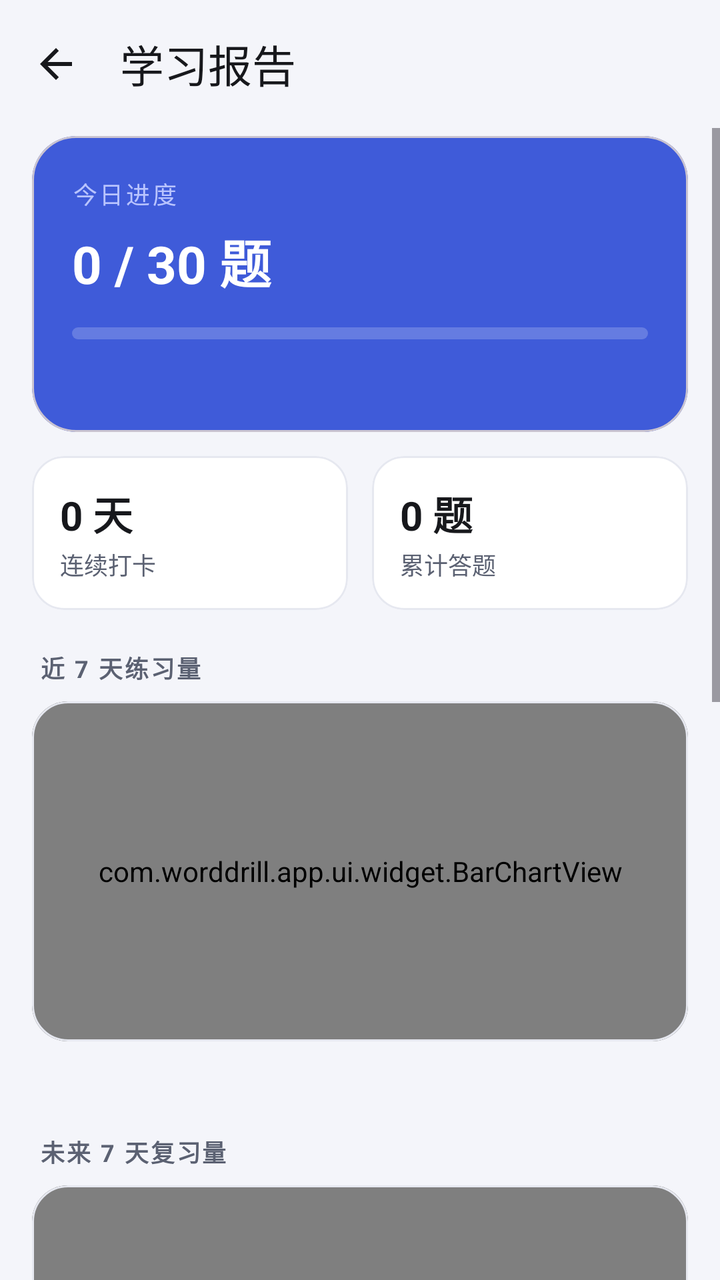
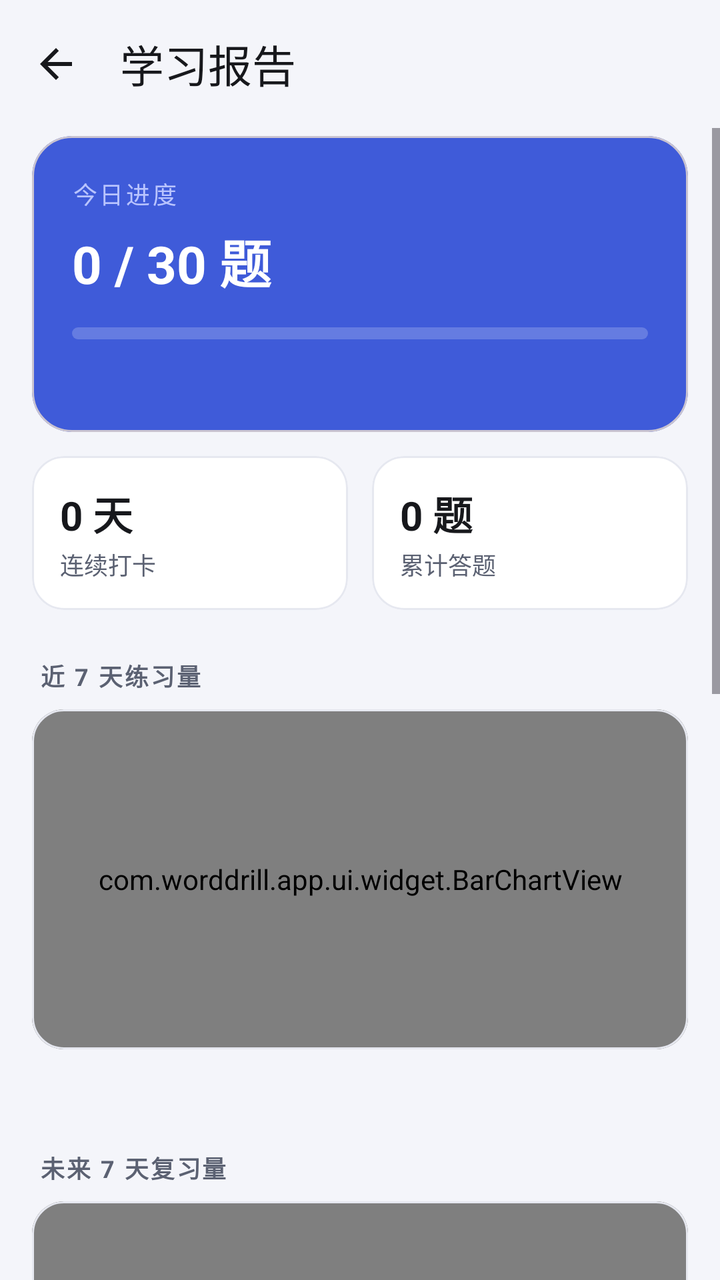

Screens rendered from an Android XML layout before and after an edit, with the pre-edit source and the edit as a unified diff.
<!-- AndroidManifest.xml: application theme Theme.WordDrill -->
<!-- res/layout/activity_report.xml -->
<?xml version="1.0" encoding="utf-8"?>
<LinearLayout xmlns:android="http://schemas.android.com/apk/res/android"
    xmlns:app="http://schemas.android.com/apk/res-auto"
    android:id="@+id/root"
    android:layout_width="match_parent"
    android:layout_height="match_parent"
    android:background="@color/bg"
    android:orientation="vertical">

    <com.google.android.material.appbar.MaterialToolbar
        android:id="@+id/toolbar"
        style="@style/Toolbar.WordDrill"
        android:layout_width="match_parent"
        android:layout_height="?attr/actionBarSize"
        app:navigationIcon="@drawable/ic_arrow_back"
        app:title="@string/title_report" />

    <ScrollView
        android:layout_width="match_parent"
        android:layout_height="0dp"
        android:layout_weight="1"
        android:fillViewport="true">

        <LinearLayout
            android:layout_width="match_parent"
            android:layout_height="wrap_content"
            android:orientation="vertical"
            android:paddingStart="16dp"
            android:paddingTop="4dp"
            android:paddingEnd="16dp"
            android:paddingBottom="24dp">

            <com.google.android.material.card.MaterialCardView
                android:layout_width="match_parent"
                android:layout_height="wrap_content"
                app:cardBackgroundColor="@color/brand"
                app:cardCornerRadius="22dp"
                app:cardElevation="0dp">

                <LinearLayout
                    android:layout_width="match_parent"
                    android:layout_height="wrap_content"
                    android:orientation="vertical"
                    android:padding="20dp">

                    <TextView
                        android:layout_width="wrap_content"
                        android:layout_height="wrap_content"
                        android:letterSpacing="0.1"
                        android:text="@string/report_today"
                        android:textColor="#B9C4FF"
                        android:textSize="12sp" />

                    <TextView
                        android:id="@+id/tvToday"
                        style="@style/Text.Hero"
                        android:layout_width="wrap_content"
                        android:layout_height="wrap_content"
                        android:layout_marginTop="6dp"
                        android:text="0 / 30 题" />

                    <com.google.android.material.progressindicator.LinearProgressIndicator
                        android:id="@+id/pbToday"
                        android:layout_width="match_parent"
                        android:layout_height="wrap_content"
                        android:layout_marginTop="14dp"
                        app:indicatorColor="@color/white"
                        app:trackColor="#33FFFFFF"
                        app:trackCornerRadius="3dp"
                        app:trackStopIndicatorSize="0dp"
                        app:trackThickness="6dp" />

                    <TextView
                        android:id="@+id/tvTodaySub"
                        android:layout_width="wrap_content"
                        android:layout_height="wrap_content"
                        android:layout_marginTop="10dp"
                        android:textColor="#B9C4FF"
                        android:textSize="12sp" />
                </LinearLayout>
            </com.google.android.material.card.MaterialCardView>

            <LinearLayout
                android:layout_width="match_parent"
                android:layout_height="wrap_content"
                android:layout_marginTop="12dp"
                android:baselineAligned="false"
                android:orientation="horizontal">

                <com.google.android.material.card.MaterialCardView
                    android:layout_width="0dp"
                    android:layout_height="wrap_content"
                    android:layout_marginEnd="6dp"
                    android:layout_weight="1"
                    app:cardBackgroundColor="@color/surface"
                    app:cardCornerRadius="16dp"
                    app:cardElevation="0dp"
                    app:strokeColor="@color/divider"
                    app:strokeWidth="1dp">

                    <LinearLayout
                        android:layout_width="match_parent"
                        android:layout_height="wrap_content"
                        android:orientation="vertical"
                        android:padding="14dp">

                        <TextView
                            android:id="@+id/tvStreak"
                            android:layout_width="wrap_content"
                            android:layout_height="wrap_content"
                            android:text="0 天"
                            android:textColor="@color/text_primary"
                            android:textSize="20sp"
                            android:textStyle="bold" />

                        <TextView
                            android:layout_width="wrap_content"
                            android:layout_height="wrap_content"
                            android:layout_marginTop="2dp"
                            android:text="@string/report_streak"
                            android:textColor="@color/text_secondary"
                            android:textSize="12sp" />
                    </LinearLayout>
                </com.google.android.material.card.MaterialCardView>

                <com.google.android.material.card.MaterialCardView
                    android:layout_width="0dp"
                    android:layout_height="wrap_content"
                    android:layout_marginStart="6dp"
                    android:layout_weight="1"
                    app:cardBackgroundColor="@color/surface"
                    app:cardCornerRadius="16dp"
                    app:cardElevation="0dp"
                    app:strokeColor="@color/divider"
                    app:strokeWidth="1dp">

                    <LinearLayout
                        android:layout_width="match_parent"
                        android:layout_height="wrap_content"
                        android:orientation="vertical"
                        android:padding="14dp">

                        <TextView
                            android:id="@+id/tvTotal"
                            android:layout_width="wrap_content"
                            android:layout_height="wrap_content"
                            android:text="0 题"
                            android:textColor="@color/text_primary"
                            android:textSize="20sp"
                            android:textStyle="bold" />

                        <TextView
                            android:layout_width="wrap_content"
                            android:layout_height="wrap_content"
                            android:layout_marginTop="2dp"
                            android:text="@string/report_total"
                            android:textColor="@color/text_secondary"
                            android:textSize="12sp" />
                    </LinearLayout>
                </com.google.android.material.card.MaterialCardView>
            </LinearLayout>

            <TextView
                style="@style/Text.SectionLabel"
                android:layout_width="wrap_content"
                android:layout_height="wrap_content"
                android:layout_marginTop="20dp"
                android:layout_marginStart="4dp"
                android:text="@string/report_week" />

            <com.google.android.material.card.MaterialCardView
                android:layout_width="match_parent"
                android:layout_height="wrap_content"
                android:layout_marginTop="8dp"
                app:cardBackgroundColor="@color/surface"
                app:cardCornerRadius="18dp"
                app:cardElevation="0dp"
                app:strokeColor="@color/divider"
                app:strokeWidth="1dp">

                <com.worddrill.app.ui.widget.BarChartView
                    android:id="@+id/chart"
                    android:layout_width="match_parent"
                    android:layout_height="170dp"
                    android:paddingStart="12dp"
                    android:paddingTop="8dp"
                    android:paddingEnd="12dp"
                    android:paddingBottom="8dp" />
            </com.google.android.material.card.MaterialCardView>

            <TextView
                android:id="@+id/tvAccuracy"
                android:layout_width="match_parent"
                android:layout_height="wrap_content"
                android:layout_marginTop="10dp"
                android:textColor="@color/text_secondary"
                android:textSize="12sp" />

            <TextView
                style="@style/Text.SectionLabel"
                android:layout_width="wrap_content"
                android:layout_height="wrap_content"
                android:layout_marginTop="20dp"
                android:layout_marginStart="4dp"
                android:text="@string/report_forecast" />

            <com.google.android.material.card.MaterialCardView
                android:layout_width="match_parent"
                android:layout_height="wrap_content"
                android:layout_marginTop="8dp"
                app:cardBackgroundColor="@color/surface"
                app:cardCornerRadius="18dp"
                app:cardElevation="0dp"
                app:strokeColor="@color/divider"
                app:strokeWidth="1dp">

                <LinearLayout
                    android:layout_width="match_parent"
                    android:layout_height="wrap_content"
                    android:orientation="vertical">

                    <com.worddrill.app.ui.widget.BarChartView
                        android:id="@+id/chartForecast"
                        android:layout_width="match_parent"
                        android:layout_height="150dp"
                        android:paddingStart="12dp"
                        android:paddingTop="8dp"
                        android:paddingEnd="12dp"
                        android:paddingBottom="8dp" />

                    <TextView
                        android:id="@+id/tvForecast"
                        android:layout_width="match_parent"
                        android:layout_height="wrap_content"
                        android:paddingStart="16dp"
                        android:paddingEnd="16dp"
                        android:paddingBottom="14dp"
                        android:textColor="@color/text_hint"
                        android:textSize="12sp" />
                </LinearLayout>
            </com.google.android.material.card.MaterialCardView>

            <TextView
                style="@style/Text.SectionLabel"
                android:layout_width="wrap_content"
                android:layout_height="wrap_content"
                android:layout_marginTop="20dp"
                android:layout_marginStart="4dp"
                android:text="@string/report_mastery" />

            <com.google.android.material.card.MaterialCardView
                android:layout_width="match_parent"
                android:layout_height="wrap_content"
                android:layout_marginTop="8dp"
                app:cardBackgroundColor="@color/surface"
                app:cardCornerRadius="18dp"
                app:cardElevation="0dp"
                app:strokeColor="@color/divider"
                app:strokeWidth="1dp">

                <LinearLayout
                    android:layout_width="match_parent"
                    android:layout_height="wrap_content"
                    android:orientation="vertical"
                    android:padding="16dp">

                    <TextView
                        android:id="@+id/tvMasteryTitle"
                        android:layout_width="match_parent"
                        android:layout_height="wrap_content"
                        android:textColor="@color/text_primary"
                        android:textSize="15sp"
                        android:textStyle="bold" />

                    <com.google.android.material.progressindicator.LinearProgressIndicator
                        android:id="@+id/pbMastery"
                        android:layout_width="match_parent"
                        android:layout_height="wrap_content"
                        android:layout_marginTop="12dp"
                        android:max="100"
                        app:trackCornerRadius="4dp"
                        app:trackStopIndicatorSize="0dp"
                        app:trackThickness="10dp" />

                    <TextView
                        android:id="@+id/tvMasteryDetail"
                        android:layout_width="match_parent"
                        android:layout_height="wrap_content"
                        android:layout_marginTop="12dp"
                        android:lineSpacingExtra="3dp"
                        android:textColor="@color/text_secondary"
                        android:textSize="12sp" />
                </LinearLayout>
            </com.google.android.material.card.MaterialCardView>

            <TextView
                style="@style/Text.SectionLabel"
                android:layout_width="wrap_content"
                android:layout_height="wrap_content"
                android:layout_marginTop="20dp"
                android:layout_marginStart="4dp"
                android:text="@string/report_top_wrong" />

            <com.google.android.material.card.MaterialCardView
                android:layout_width="match_parent"
                android:layout_height="wrap_content"
                android:layout_marginTop="8dp"
                app:cardBackgroundColor="@color/surface"
                app:cardCornerRadius="18dp"
                app:cardElevation="0dp"
                app:strokeColor="@color/divider"
                app:strokeWidth="1dp">

                <TextView
                    android:id="@+id/tvTopWrong"
                    android:layout_width="match_parent"
                    android:layout_height="wrap_content"
                    android:lineSpacingExtra="4dp"
                    android:padding="16dp"
                    android:textColor="@color/text_primary"
                    android:textSize="13sp" />
            </com.google.android.material.card.MaterialCardView>

            <com.google.android.material.button.MaterialButton
                android:id="@+id/btnGoal"
                style="@style/Widget.Material3.Button.OutlinedButton"
                android:layout_width="match_parent"
                android:layout_height="52dp"
                android:layout_marginTop="20dp"
                android:text="@string/action_set_goal"
                app:cornerRadius="14dp" />

            <com.google.android.material.materialswitch.MaterialSwitch
                android:id="@+id/swTts"
                android:layout_width="match_parent"
                android:layout_height="wrap_content"
                android:layout_marginTop="12dp"
                android:minHeight="48dp"
                android:text="@string/setting_tts"
                android:textSize="14sp" />

            <com.google.android.material.button.MaterialButton
                android:id="@+id/btnTestTts"
                style="@style/Widget.Material3.Button.TextButton"
                android:layout_width="match_parent"
                android:layout_height="wrap_content"
                android:text="@string/action_test_tts" />
        </LinearLayout>
    </ScrollView>
</LinearLayout>
<!-- resources referenced by this layout -->
<resources>
  <color name="bg">#F4F5FA</color>
  <color name="brand">#3F5BD9</color>
  <color name="divider">#E6E8F0</color>
  <color name="surface">#FFFFFF</color>
  <color name="text_hint">#9AA0B0</color>
  <color name="text_primary">#17181C</color>
  <color name="text_secondary">#5B6172</color>
  <color name="white">#FFFFFF</color>
  <!-- drawable ic_arrow_back (drawable) -->
  <?xml version="1.0" encoding="utf-8"?>
  <vector xmlns:android="http://schemas.android.com/apk/res/android"
      android:width="24dp"
      android:height="24dp"
      android:viewportWidth="24"
      android:viewportHeight="24">
      <path
          android:fillColor="#FFFFFF"
          android:pathData="M20,11H7.83l5.59,-5.59L12,4l-8,8 8,8 1.41,-1.41L7.83,13H20v-2z" />
  </vector>
  <string name="action_set_goal">设置每日目标</string>
  <string name="action_test_tts">测试发音</string>
  <string name="report_forecast">未来 7 天复习量</string>
  <string name="report_mastery">掌握度</string>
  <string name="report_streak">连续打卡</string>
  <string name="report_today">今日进度</string>
  <string name="report_top_wrong">最该复习的词</string>
  <string name="report_total">累计答题</string>
  <string name="report_week">近 7 天练习量</string>
  <string name="setting_tts">练习时自动发音</string>
  <string name="title_report">学习报告</string>
  <style name="Text.Hero" parent="">
          <item name="android:textSize">26sp</item>
          <item name="android:textColor">@color/white</item>
          <item name="android:textStyle">bold</item>
      </style>
  <style name="Text.SectionLabel" parent="">
          <item name="android:textSize">12sp</item>
          <item name="android:textColor">@color/text_secondary</item>
          <item name="android:letterSpacing">0.08</item>
          <item name="android:textStyle">bold</item>
      </style>
  <style name="Toolbar.WordDrill" parent="Widget.Material3.Toolbar">
          <item name="android:background">@color/bg</item>
          <item name="titleTextColor">@color/text_primary</item>
          <item name="subtitleTextColor">@color/text_secondary</item>
          <item name="navigationIconTint">@color/text_primary</item>
      </style>
  <style name="Theme.WordDrill" parent="Theme.Material3.DayNight.NoActionBar">
          <item name="colorPrimary">@color/brand</item>
          <item name="colorOnPrimary">@color/white</item>
          <item name="colorPrimaryContainer">@color/brand_container</item>
          <item name="colorOnPrimaryContainer">@color/brand_dark</item>
          <item name="colorSecondary">@color/accent</item>
          <item name="colorSurface">@color/surface</item>
          <item name="android:colorBackground">@color/bg</item>
          <item name="android:windowBackground">@color/bg</item>
          <item name="android:statusBarColor">@color/bg</item>
          <item name="android:navigationBarColor">@color/bg</item>
          <item name="android:windowLightStatusBar">@bool/light_status_bar</item>
      </style>
  <color name="brand_container">#E4E9FF</color>
  <color name="brand_dark">#1D2B6B</color>
  <color name="accent">#F2A03D</color>
</resources>

<!-- the commit's change to res/layout/activity_report.xml (unified diff, before → after) -->
@@ -34,7 +34,7 @@
                 android:layout_width="match_parent"
                 android:layout_height="wrap_content"
                 app:cardBackgroundColor="@color/brand"
-                app:cardCornerRadius="22dp"
+                app:cardCornerRadius="20dp"
                 app:cardElevation="0dp">
 
                 <LinearLayout
@@ -164,7 +164,7 @@
                 style="@style/Text.SectionLabel"
                 android:layout_width="wrap_content"
                 android:layout_height="wrap_content"
-                android:layout_marginTop="20dp"
+                android:layout_marginTop="24dp"
                 android:layout_marginStart="4dp"
                 android:text="@string/report_week" />
 
@@ -173,7 +173,7 @@
                 android:layout_height="wrap_content"
                 android:layout_marginTop="8dp"
                 app:cardBackgroundColor="@color/surface"
-                app:cardCornerRadius="18dp"
+                app:cardCornerRadius="16dp"
                 app:cardElevation="0dp"
                 app:strokeColor="@color/divider"
                 app:strokeWidth="1dp">
@@ -200,7 +200,7 @@
                 style="@style/Text.SectionLabel"
                 android:layout_width="wrap_content"
                 android:layout_height="wrap_content"
-                android:layout_marginTop="20dp"
+                android:layout_marginTop="24dp"
                 android:layout_marginStart="4dp"
                 android:text="@string/report_forecast" />
 
@@ -209,7 +209,7 @@
                 android:layout_height="wrap_content"
                 android:layout_marginTop="8dp"
                 app:cardBackgroundColor="@color/surface"
-                app:cardCornerRadius="18dp"
+                app:cardCornerRadius="16dp"
                 app:cardElevation="0dp"
                 app:strokeColor="@color/divider"
                 app:strokeWidth="1dp">
@@ -244,7 +244,7 @@
                 style="@style/Text.SectionLabel"
                 android:layout_width="wrap_content"
                 android:layout_height="wrap_content"
-                android:layout_marginTop="20dp"
+                android:layout_marginTop="24dp"
                 android:layout_marginStart="4dp"
                 android:text="@string/report_mastery" />
 
@@ -253,7 +253,7 @@
                 android:layout_height="wrap_content"
                 android:layout_marginTop="8dp"
                 app:cardBackgroundColor="@color/surface"
-                app:cardCornerRadius="18dp"
+                app:cardCornerRadius="16dp"
                 app:cardElevation="0dp"
                 app:strokeColor="@color/divider"
                 app:strokeWidth="1dp">
@@ -297,7 +297,7 @@
                 style="@style/Text.SectionLabel"
                 android:layout_width="wrap_content"
                 android:layout_height="wrap_content"
-                android:layout_marginTop="20dp"
+                android:layout_marginTop="24dp"
                 android:layout_marginStart="4dp"
                 android:text="@string/report_top_wrong" />
 
@@ -306,7 +306,7 @@
                 android:layout_height="wrap_content"
                 android:layout_marginTop="8dp"
                 app:cardBackgroundColor="@color/surface"
-                app:cardCornerRadius="18dp"
+                app:cardCornerRadius="16dp"
                 app:cardElevation="0dp"
                 app:strokeColor="@color/divider"
                 app:strokeWidth="1dp">
